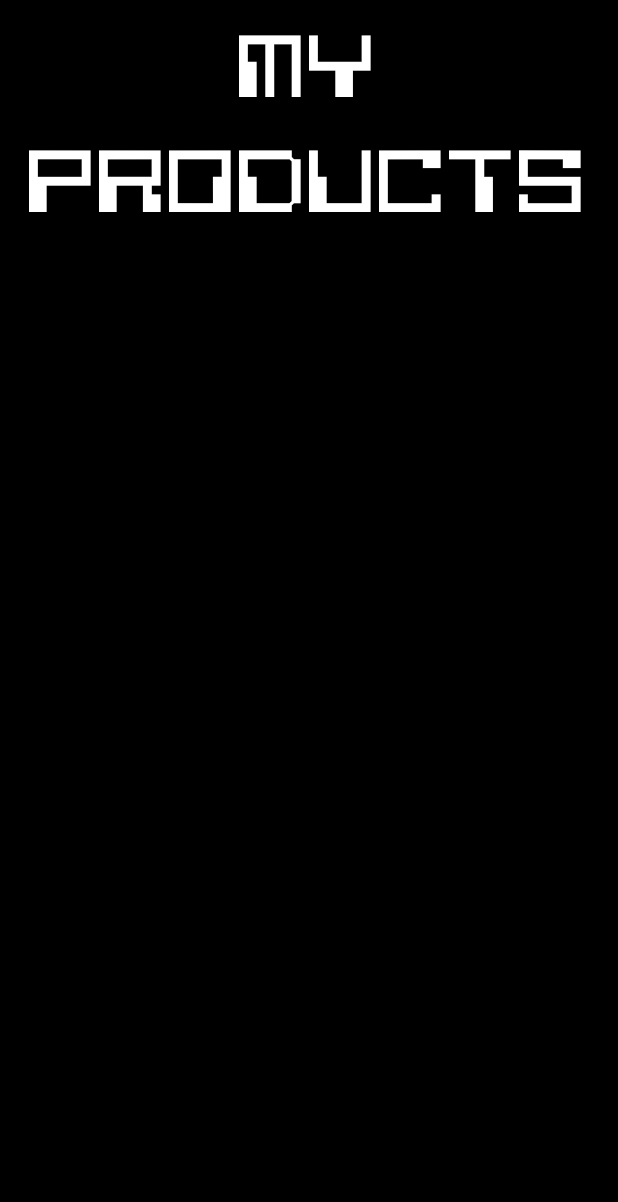
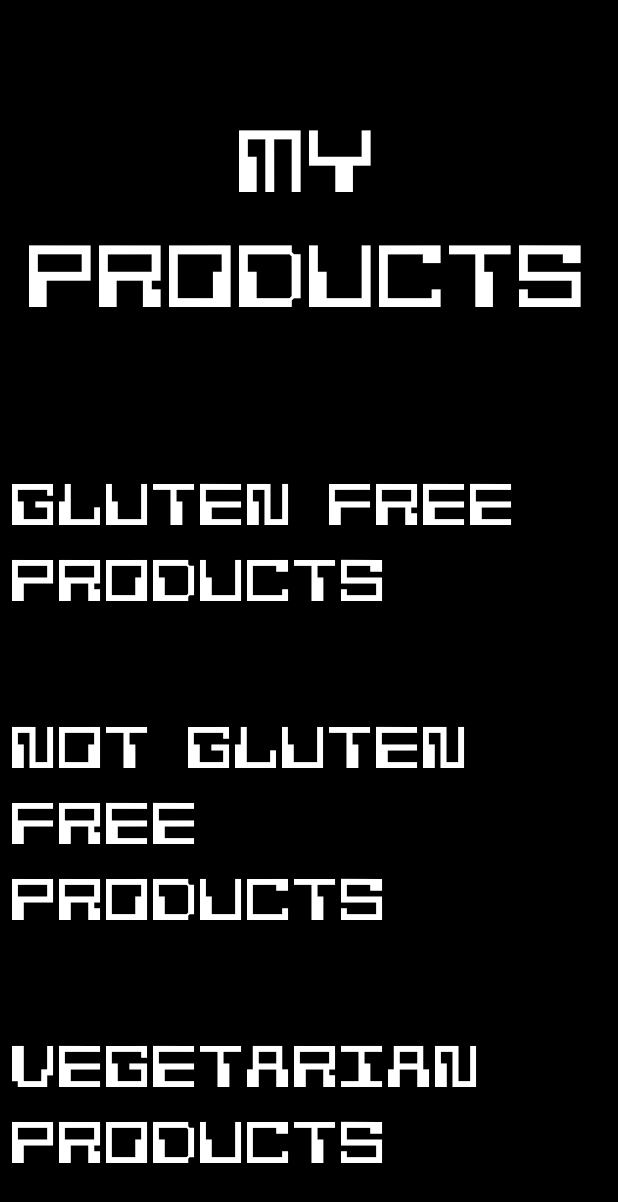
Before and after one commit to wujt89/Menu_Classifier, an Android app: the myProducts screen opened directly, with no data from a screen before it, on a phone screen of 412 x 824 dp. Shown: the top 1202 px of the screen. Run offline under Robolectric (Android 15) with nearby library versions, the phone set to English and light mode, and no system bars; our stand-ins replace data binding.

Commit message:
drop-down listView, nno data base

```diff
--- a/app/build.gradle
+++ b/app/build.gradle
@@ -42,6 +42,9 @@ dependencies {
     implementation 'com.google.android.material:material:1.5.0'
     implementation 'androidx.constraintlayout:constraintlayout:2.1.3'
     implementation 'com.google.mlkit:vision-common:16.5.0'
+    //noinspection GradleCompatible
+    //implementation 'androidx:recyclerview:recyclerview:1.1.0'
+    //implementation 'androidx.cardview:cardview:1.0.0'
     testImplementation 'junit:junit:4.13.2'
     androidTestImplementation 'androidx.test.ext:junit:1.1.3'
     androidTestImplementation 'androidx.test.espresso:espresso-core:3.4.0'
--- /dev/null
+++ b/app/src/main/java/com/example/ml_kit_text_recognition/Products.kt
@@ -0,0 +1,5 @@
+package com.example.ml_kit_text_recognition
+
+class Products(val codeName: String, var expandable: Boolean = false) {
+
+}
--- a/app/src/main/java/com/example/ml_kit_text_recognition/firstScreen.kt
+++ b/app/src/main/java/com/example/ml_kit_text_recognition/firstScreen.kt
@@ -33,7 +33,8 @@ class firstScreen : AppCompatActivity() {
         }
 
         binding.addProduct.setOnClickListener {
-
+            val i = Intent(this@firstScreen, myProducts::class.java)
+            startActivity(i)
         }
 
         binding.addRestaurant.setOnClickListener {
--- a/app/src/main/java/com/example/ml_kit_text_recognition/myProducts.kt
+++ b/app/src/main/java/com/example/ml_kit_text_recognition/myProducts.kt
@@ -1,11 +1,39 @@
 package com.example.ml_kit_text_recognition
 
+import android.content.Intent
 import androidx.appcompat.app.AppCompatActivity
 import android.os.Bundle
+import android.view.View
+import android.widget.ArrayAdapter
+import androidx.databinding.DataBindingUtil
+import androidx.lifecycle.ViewModelProvider
+import androidx.recyclerview.widget.RecyclerView
 
 class myProducts : AppCompatActivity() {
+
     override fun onCreate(savedInstanceState: Bundle?) {
         super.onCreate(savedInstanceState)
-        setContentView(R.layout.activity_my_products)
+        var viewModel = ViewModelProvider(this).get(myProductsViewModel::class.java)
+        viewModel.binding = DataBindingUtil.setContentView(this, R.layout.activity_my_products)
+
+        viewModel.binding.glutenFreeTitle.setOnClickListener {
+            if (viewModel.binding.glutenFreeList.visibility == View.GONE) {
+                viewModel.binding.glutenFreeList.visibility = View.VISIBLE
+                val arrayAdapter: ArrayAdapter<*>
+                val users = mutableListOf<String>()
+                val str = intent.getStringExtra("message_key")
+                if (str != null) {
+                    users.add(str)
+                }
+
+                // access the listView from xml file
+                arrayAdapter = ArrayAdapter(this,
+                    android.R.layout.simple_list_item_1, users)
+                viewModel.binding.glutenFreeList.adapter = arrayAdapter
+            }
+            else
+                viewModel.binding.glutenFreeList.visibility = View.GONE
+        }
     }
+
 }
--- /dev/null
+++ b/app/src/main/java/com/example/ml_kit_text_recognition/myProductsViewModel.kt
@@ -0,0 +1,9 @@
+package com.example.ml_kit_text_recognition
+
+import androidx.lifecycle.ViewModel
+import com.example.ml_kit_text_recognition.databinding.ActivityMyProductsBinding
+
+class myProductsViewModel : ViewModel(){
+
+    lateinit var binding: ActivityMyProductsBinding
+}
--- a/app/src/main/res/layout/activity_my_products.xml
+++ b/app/src/main/res/layout/activity_my_products.xml
@@ -1,18 +1,21 @@
 <?xml version="1.0" encoding="utf-8"?>
-<LinearLayout xmlns:android="http://schemas.android.com/apk/res/android"
+<layout xmlns:android="http://schemas.android.com/apk/res/android"
     xmlns:app="http://schemas.android.com/apk/res-auto"
-    xmlns:tools="http://schemas.android.com/tools"
+    xmlns:tools="http://schemas.android.com/tools">
+    <androidx.constraintlayout.widget.ConstraintLayout
         android:layout_width="match_parent"
         android:layout_height="match_parent"
         tools:context=".myProducts"
         android:gravity="center"
         android:orientation="vertical"
+        android:padding="8dp"
         android:background="@color/black">
 
         <TextView
-        android:id="@+id/textView2"
+            android:id="@+id/productsTitle"
             android:layout_width="wrap_content"
             android:layout_height="wrap_content"
+            android:layout_marginTop="45dp"
             android:fontFamily="@font/pixelcalculation"
             android:text="MY products"
             android:textAlignment="center"
@@ -20,11 +23,109 @@
             android:textSize="60sp"
             app:layout_constraintBottom_toBottomOf="parent"
             app:layout_constraintEnd_toEndOf="parent"
+            app:layout_constraintHorizontal_bias="0.501"
             app:layout_constraintStart_toStartOf="parent"
-        app:layout_constraintTop_toTopOf="parent" />
+            app:layout_constraintTop_toTopOf="parent"
+            app:layout_constraintVertical_bias="0.016"
+            tools:layout_editor_absoluteX="8dp"
+            tools:layout_editor_absoluteY="8dp" />
 
-    <androidx.recyclerview.widget.RecyclerView
+
+
+        <ListView
+            android:layout_marginTop="40dp"
+            android:id="@+id/glutenFreeList"
             android:layout_width="match_parent"
-        android:layout_height="match_parent"
-        app:layoutManager="androidx.recyclerview.widget.LinearLayoutManager"/>
-</LinearLayout>
+            android:layout_height="wrap_content"
+            app:layout_constraintStart_toStartOf="@+id/glutenFreeTitle"
+            app:layout_constraintTop_toBottomOf="@+id/glutenFreeTitle"
+            android:visibility="gone"
+            android:background="@color/white"
+            />
+
+        <ListView
+            android:id="@+id/notGlutenFreeList"
+            android:layout_width="match_parent"
+            android:layout_height="60dp"
+            app:layout_constraintStart_toStartOf="parent"
+            app:layout_constraintTop_toBottomOf="@+id/notGlutenFreeTitle"
+            android:visibility="gone"
+            android:background="@color/white"
+            />
+
+
+        <ListView
+            android:id="@+id/vegetarianList"
+            android:layout_width="match_parent"
+            android:layout_height="60dp"
+            app:layout_constraintStart_toStartOf="parent"
+            app:layout_constraintTop_toBottomOf="@+id/vegetarianTitle"
+            android:visibility="gone"
+            android:background="@color/white"
+            />
+
+        <TextView
+            android:fontFamily="@font/pixelcalculation"
+            android:layout_marginTop="60dp"
+            android:id="@+id/notVegetarianTitle"
+            android:layout_width="match_parent"
+            android:layout_height="wrap_content"
+            android:text="Not Vegetarian Products"
+            android:textColor="@color/white"
+            android:textSize="40sp"
+            app:layout_constraintStart_toStartOf="parent"
+            app:layout_constraintTop_toBottomOf="@+id/vegetarianList" />
+
+        <TextView
+            android:fontFamily="@font/pixelcalculation"
+            android:layout_marginTop="60dp"
+            android:id="@+id/vegetarianTitle"
+            android:layout_width="match_parent"
+            android:layout_height="wrap_content"
+            android:text="Vegetarian Products"
+            app:layout_constraintStart_toStartOf="parent"
+            app:layout_constraintTop_toBottomOf="@+id/notGlutenFreeList"
+            android:textColor="@color/white"
+            android:textSize="40sp"
+            />
+
+        <TextView
+            android:fontFamily="@font/pixelcalculation"
+            android:layout_marginTop="60dp"
+            android:id="@+id/glutenFreeTitle"
+            android:layout_width="match_parent"
+            android:layout_height="wrap_content"
+            android:text="Gluten Free Products"
+            app:layout_constraintBottom_toBottomOf="parent"
+            app:layout_constraintEnd_toEndOf="parent"
+            app:layout_constraintStart_toStartOf="parent"
+            app:layout_constraintTop_toBottomOf="@+id/productsTitle"
+            app:layout_constraintVertical_bias="0.068"
+            android:textColor="@color/white"
+            android:textSize="40sp"
+            />
+
+        <TextView
+            android:fontFamily="@font/pixelcalculation"
+            android:layout_marginTop="60dp"
+            android:id="@+id/notGlutenFreeTitle"
+            android:layout_width="match_parent"
+            android:layout_height="wrap_content"
+            android:text="Not Gluten Free Products"
+            app:layout_constraintStart_toStartOf="parent"
+            app:layout_constraintTop_toBottomOf="@+id/glutenFreeList"
+            android:textColor="@color/white"
+            android:textSize="40sp"/>
+
+        <ListView
+            android:id="@+id/notVegetarianList"
+            android:layout_width="match_parent"
+            android:layout_height="60dp"
+            android:background="@color/white"
+            android:backgroundTint="@color/white"
+            app:layout_constraintStart_toStartOf="parent"
+            android:visibility="gone"
+            app:layout_constraintTop_toBottomOf="@+id/notVegetarianTitle" />
+
+    </androidx.constraintlayout.widget.ConstraintLayout>
+</layout>
```
Also changed, not shown: app/src/main/java/com/example/ml_kit_text_recognition/ProductsAdapter.kt (added, +45 -0 lines), app/src/main/java/com/example/ml_kit_text_recognition/productScreen.kt (+8 -1 lines), app/src/main/res/layout/activity_product_screen.xml (+23 -3 lines), app/src/main/res/layout/row.xml (added, +47 -0 lines). Lines whose indentation alone changed are shown as unchanged.
